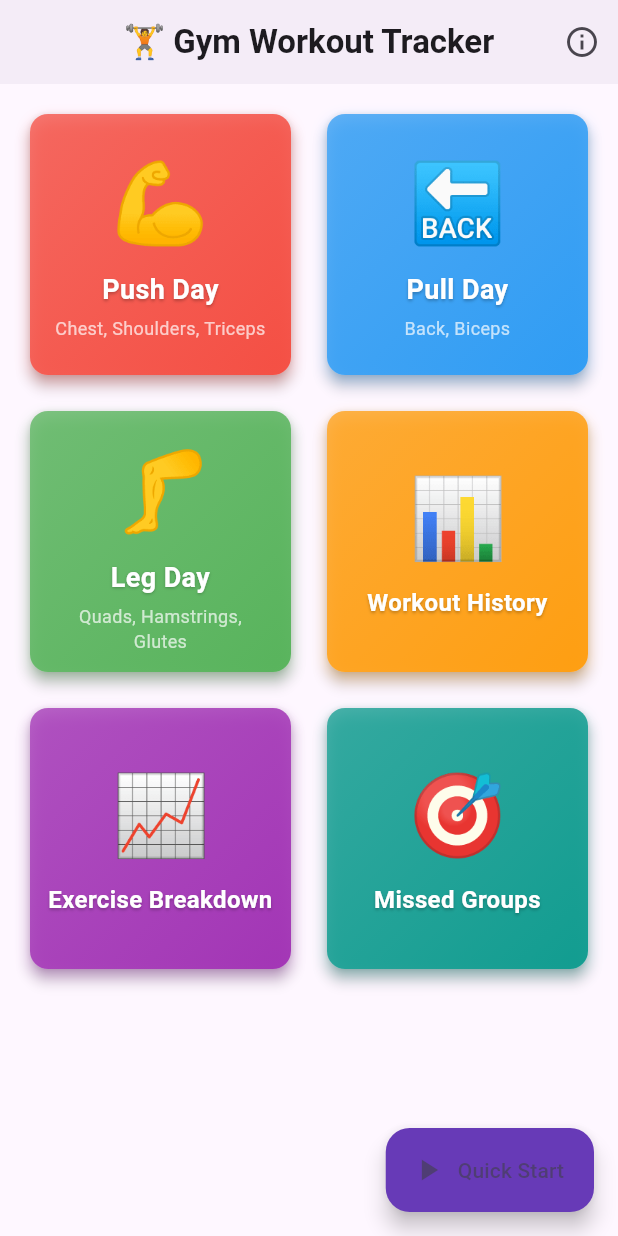
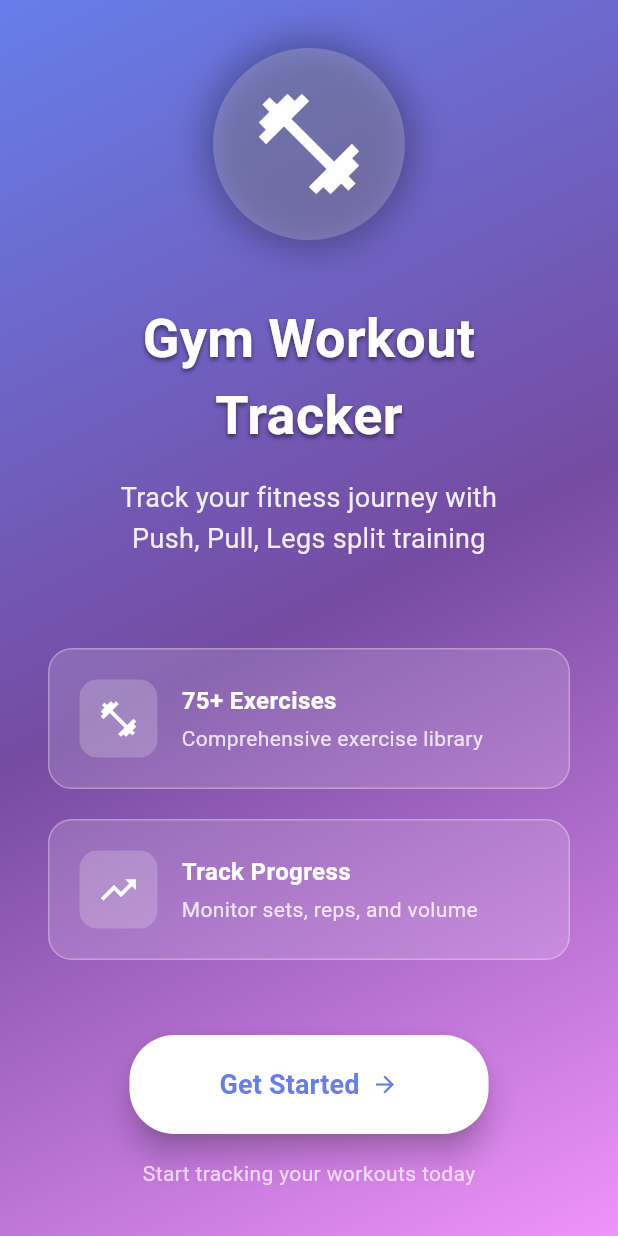
Before and after one commit to Splashdamage115/gym-workout-tracker, a Flutter app: the screen it shows after launch, on a phone screen of 412 x 824 dp. Run offline on Flutter 3.47's test engine with Material 3 defaults, Android fonts, the phone set to English and light mode, and no system bars; our stand-ins replace shared_preferences.

Commit message:
Add welcome screen, expand exercise library to 75+ exercises, improve UI contrast
Co-authored-by: Splashdamage115 <124636547+Splashdamage115@users.noreply.github.com>

```diff
--- a/flutter_app/lib/main.dart
+++ b/flutter_app/lib/main.dart
@@ -1,5 +1,5 @@
 import 'package:flutter/material.dart';
-import 'screens/home_screen.dart';
+import 'screens/welcome_screen.dart';
 
 void main() {
   runApp(const MyApp());
@@ -15,40 +15,91 @@ class MyApp extends StatelessWidget {
       debugShowCheckedModeBanner: false,
       theme: ThemeData(
         colorScheme: ColorScheme.fromSeed(
-          seedColor: Colors.deepPurple,
+          seedColor: const Color(0xFF667EEA),
           brightness: Brightness.light,
+          primary: const Color(0xFF667EEA),
+          secondary: const Color(0xFF764BA2),
         ),
         useMaterial3: true,
         appBarTheme: const AppBarTheme(
           centerTitle: true,
           elevation: 2,
+          backgroundColor: Color(0xFF667EEA),
+          foregroundColor: Colors.white,
         ),
         cardTheme: CardThemeData(
-          elevation: 4,
+          elevation: 6,
           shape: RoundedRectangleBorder(
-            borderRadius: BorderRadius.circular(12),
+            borderRadius: BorderRadius.circular(16),
           ),
+          shadowColor: Colors.black.withOpacity(0.2),
+        ),
+        elevatedButtonTheme: ElevatedButtonThemeData(
+          style: ElevatedButton.styleFrom(
+            elevation: 4,
+            padding: const EdgeInsets.symmetric(horizontal: 24, vertical: 16),
+            shape: RoundedRectangleBorder(
+              borderRadius: BorderRadius.circular(12),
+            ),
+          ),
+        ),
+        floatingActionButtonTheme: const FloatingActionButtonThemeData(
+          elevation: 6,
+        ),
+        // Increased contrast for text
+        textTheme: const TextTheme(
+          bodyLarge: TextStyle(color: Color(0xFF212121)),
+          bodyMedium: TextStyle(color: Color(0xFF424242)),
+          titleLarge: TextStyle(color: Color(0xFF212121), fontWeight: FontWeight.bold),
+          titleMedium: TextStyle(color: Color(0xFF424242), fontWeight: FontWeight.w600),
         ),
       ),
       darkTheme: ThemeData(
         colorScheme: ColorScheme.fromSeed(
-          seedColor: Colors.deepPurple,
+          seedColor: const Color(0xFF764BA2),
           brightness: Brightness.dark,
+          primary: const Color(0xFF764BA2),
+          secondary: const Color(0xFF667EEA),
+          surface: const Color(0xFF1A1A2E),
+          background: const Color(0xFF16213E),
         ),
         useMaterial3: true,
         appBarTheme: const AppBarTheme(
           centerTitle: true,
           elevation: 2,
+          backgroundColor: Color(0xFF1A1A2E),
+          foregroundColor: Colors.white,
         ),
         cardTheme: CardThemeData(
-          elevation: 4,
+          elevation: 8,
           shape: RoundedRectangleBorder(
-            borderRadius: BorderRadius.circular(12),
+            borderRadius: BorderRadius.circular(16),
           ),
+          color: const Color(0xFF1A1A2E),
+          shadowColor: Colors.black.withOpacity(0.5),
+        ),
+        elevatedButtonTheme: ElevatedButtonThemeData(
+          style: ElevatedButton.styleFrom(
+            elevation: 6,
+            padding: const EdgeInsets.symmetric(horizontal: 24, vertical: 16),
+            shape: RoundedRectangleBorder(
+              borderRadius: BorderRadius.circular(12),
+            ),
+          ),
+        ),
+        floatingActionButtonTheme: const FloatingActionButtonThemeData(
+          elevation: 8,
+        ),
+        // Increased contrast for dark mode text
+        textTheme: const TextTheme(
+          bodyLarge: TextStyle(color: Color(0xFFE0E0E0)),
+          bodyMedium: TextStyle(color: Color(0xFFBDBDBD)),
+          titleLarge: TextStyle(color: Color(0xFFFFFFFF), fontWeight: FontWeight.bold),
+          titleMedium: TextStyle(color: Color(0xFFE0E0E0), fontWeight: FontWeight.w600),
         ),
       ),
       themeMode: ThemeMode.system,
-      home: const HomeScreen(),
+      home: const WelcomeScreen(),
     );
   }
 }
--- a/flutter_app/lib/models/exercise_database.dart
+++ b/flutter_app/lib/models/exercise_database.dart
@@ -3,40 +3,96 @@ import 'workout_models.dart';
 class ExerciseDatabase {
   static final Map<String, List<Exercise>> exercises = {
     'push': [
+      // Chest exercises
       Exercise(name: 'Push-ups', muscleGroup: 'Chest', workoutType: 'push'),
       Exercise(name: 'Bench Press', muscleGroup: 'Chest', workoutType: 'push'),
       Exercise(name: 'Incline Bench Press', muscleGroup: 'Chest', workoutType: 'push'),
+      Exercise(name: 'Decline Bench Press', muscleGroup: 'Chest', workoutType: 'push'),
       Exercise(name: 'Chest Fly', muscleGroup: 'Chest', workoutType: 'push'),
+      Exercise(name: 'Cable Crossover', muscleGroup: 'Chest', workoutType: 'push'),
+      Exercise(name: 'Dumbbell Press', muscleGroup: 'Chest', workoutType: 'push'),
+      Exercise(name: 'Incline Dumbbell Press', muscleGroup: 'Chest', workoutType: 'push'),
+      Exercise(name: 'Pec Deck', muscleGroup: 'Chest', workoutType: 'push'),
+      // Shoulder exercises
       Exercise(name: 'Shoulder Press', muscleGroup: 'Shoulders', workoutType: 'push'),
+      Exercise(name: 'Military Press', muscleGroup: 'Shoulders', workoutType: 'push'),
+      Exercise(name: 'Arnold Press', muscleGroup: 'Shoulders', workoutType: 'push'),
       Exercise(name: 'Lateral Raises', muscleGroup: 'Shoulders', workoutType: 'push'),
       Exercise(name: 'Front Raises', muscleGroup: 'Shoulders', workoutType: 'push'),
+      Exercise(name: 'Rear Delt Fly', muscleGroup: 'Shoulders', workoutType: 'push'),
+      Exercise(name: 'Overhead Press', muscleGroup: 'Shoulders', workoutType: 'push'),
+      Exercise(name: 'Upright Row', muscleGroup: 'Shoulders', workoutType: 'push'),
+      Exercise(name: 'Shrugs', muscleGroup: 'Shoulders', workoutType: 'push'),
+      // Tricep exercises
       Exercise(name: 'Tricep Dips', muscleGroup: 'Triceps', workoutType: 'push'),
       Exercise(name: 'Tricep Extensions', muscleGroup: 'Triceps', workoutType: 'push'),
-      Exercise(name: 'Overhead Press', muscleGroup: 'Shoulders', workoutType: 'push'),
+      Exercise(name: 'Overhead Tricep Extension', muscleGroup: 'Triceps', workoutType: 'push'),
+      Exercise(name: 'Skull Crushers', muscleGroup: 'Triceps', workoutType: 'push'),
+      Exercise(name: 'Tricep Pushdown', muscleGroup: 'Triceps', workoutType: 'push'),
+      Exercise(name: 'Close-Grip Bench Press', muscleGroup: 'Triceps', workoutType: 'push'),
+      Exercise(name: 'Diamond Push-ups', muscleGroup: 'Triceps', workoutType: 'push'),
     ],
     'pull': [
+      // Back exercises
       Exercise(name: 'Pull-ups', muscleGroup: 'Back', workoutType: 'pull'),
       Exercise(name: 'Chin-ups', muscleGroup: 'Back', workoutType: 'pull'),
       Exercise(name: 'Barbell Rows', muscleGroup: 'Back', workoutType: 'pull'),
       Exercise(name: 'Dumbbell Rows', muscleGroup: 'Back', workoutType: 'pull'),
+      Exercise(name: 'T-Bar Rows', muscleGroup: 'Back', workoutType: 'pull'),
       Exercise(name: 'Lat Pulldown', muscleGroup: 'Back', workoutType: 'pull'),
+      Exercise(name: 'Cable Rows', muscleGroup: 'Back', workoutType: 'pull'),
       Exercise(name: 'Face Pulls', muscleGroup: 'Back', workoutType: 'pull'),
+      Exercise(name: 'Deadlift', muscleGroup: 'Back', workoutType: 'pull'),
+      Exercise(name: 'Romanian Deadlift', muscleGroup: 'Back', workoutType: 'pull'),
+      Exercise(name: 'Rack Pulls', muscleGroup: 'Back', workoutType: 'pull'),
+      Exercise(name: 'Hyperextensions', muscleGroup: 'Back', workoutType: 'pull'),
+      Exercise(name: 'Straight Arm Pulldown', muscleGroup: 'Back', workoutType: 'pull'),
+      Exercise(name: 'Inverted Rows', muscleGroup: 'Back', workoutType: 'pull'),
+      // Bicep exercises
       Exercise(name: 'Bicep Curls', muscleGroup: 'Biceps', workoutType: 'pull'),
       Exercise(name: 'Hammer Curls', muscleGroup: 'Biceps', workoutType: 'pull'),
       Exercise(name: 'Preacher Curls', muscleGroup: 'Biceps', workoutType: 'pull'),
-      Exercise(name: 'Deadlift', muscleGroup: 'Back', workoutType: 'pull'),
+      Exercise(name: 'Concentration Curls', muscleGroup: 'Biceps', workoutType: 'pull'),
+      Exercise(name: 'Cable Curls', muscleGroup: 'Biceps', workoutType: 'pull'),
+      Exercise(name: 'Incline Dumbbell Curls', muscleGroup: 'Biceps', workoutType: 'pull'),
+      Exercise(name: '21s', muscleGroup: 'Biceps', workoutType: 'pull'),
+      Exercise(name: 'Zottman Curls', muscleGroup: 'Biceps', workoutType: 'pull'),
+      // Forearm exercises
+      Exercise(name: 'Wrist Curls', muscleGroup: 'Forearms', workoutType: 'pull'),
+      Exercise(name: 'Reverse Wrist Curls', muscleGroup: 'Forearms', workoutType: 'pull'),
+      Exercise(name: 'Farmers Walk', muscleGroup: 'Forearms', workoutType: 'pull'),
     ],
     'legs': [
+      // Quad exercises
       Exercise(name: 'Squats', muscleGroup: 'Quads', workoutType: 'legs'),
+      Exercise(name: 'Front Squats', muscleGroup: 'Quads', workoutType: 'legs'),
       Exercise(name: 'Leg Press', muscleGroup: 'Quads', workoutType: 'legs'),
+      Exercise(name: 'Hack Squats', muscleGroup: 'Quads', workoutType: 'legs'),
       Exercise(name: 'Lunges', muscleGroup: 'Quads', workoutType: 'legs'),
+      Exercise(name: 'Walking Lunges', muscleGroup: 'Quads', workoutType: 'legs'),
       Exercise(name: 'Leg Extensions', muscleGroup: 'Quads', workoutType: 'legs'),
+      Exercise(name: 'Bulgarian Split Squats', muscleGroup: 'Quads', workoutType: 'legs'),
+      Exercise(name: 'Goblet Squats', muscleGroup: 'Quads', workoutType: 'legs'),
+      Exercise(name: 'Step-ups', muscleGroup: 'Quads', workoutType: 'legs'),
+      // Hamstring exercises
       Exercise(name: 'Romanian Deadlift', muscleGroup: 'Hamstrings', workoutType: 'legs'),
+      Exercise(name: 'Stiff-Leg Deadlift', muscleGroup: 'Hamstrings', workoutType: 'legs'),
       Exercise(name: 'Leg Curls', muscleGroup: 'Hamstrings', workoutType: 'legs'),
+      Exercise(name: 'Seated Leg Curls', muscleGroup: 'Hamstrings', workoutType: 'legs'),
+      Exercise(name: 'Good Mornings', muscleGroup: 'Hamstrings', workoutType: 'legs'),
+      Exercise(name: 'Nordic Curls', muscleGroup: 'Hamstrings', workoutType: 'legs'),
+      // Glute exercises
+      Exercise(name: 'Hip Thrusts', muscleGroup: 'Glutes', workoutType: 'legs'),
+      Exercise(name: 'Glute Bridge', muscleGroup: 'Glutes', workoutType: 'legs'),
+      Exercise(name: 'Cable Kickbacks', muscleGroup: 'Glutes', workoutType: 'legs'),
+      Exercise(name: 'Leg Abduction', muscleGroup: 'Glutes', workoutType: 'legs'),
+      Exercise(name: 'Donkey Kicks', muscleGroup: 'Glutes', workoutType: 'legs'),
+      Exercise(name: 'Fire Hydrants', muscleGroup: 'Glutes', workoutType: 'legs'),
+      // Calf exercises
       Exercise(name: 'Calf Raises', muscleGroup: 'Calves', workoutType: 'legs'),
-      Exercise(name: 'Bulgarian Split Squats', muscleGroup: 'Quads', workoutType: 'legs'),
-      Exercise(name: 'Hip Thrusts', muscleGroup: 'Glutes', workoutType: 'legs'),
-      Exercise(name: 'Leg Abduction', muscleGroup: 'Glutes', workoutType: 'legs'),
+      Exercise(name: 'Seated Calf Raises', muscleGroup: 'Calves', workoutType: 'legs'),
+      Exercise(name: 'Donkey Calf Raises', muscleGroup: 'Calves', workoutType: 'legs'),
+      Exercise(name: 'Single-Leg Calf Raises', muscleGroup: 'Calves', workoutType: 'legs'),
     ],
   };
 
@@ -53,4 +109,12 @@ class ExerciseDatabase {
     });
     return muscleGroups;
   }
+
+  static int getTotalExerciseCount() {
+    return exercises.values.fold(0, (sum, list) => sum + list.length);
+  }
+
+  static Map<String, int> getExerciseCountByType() {
+    return exercises.map((key, value) => MapEntry(key, value.length));
+  }
 }
--- /dev/null
+++ b/flutter_app/lib/screens/welcome_screen.dart
@@ -0,0 +1,304 @@
+import 'package:flutter/material.dart';
+import 'package:shared_preferences/shared_preferences.dart';
+import 'home_screen.dart';
+
+class WelcomeScreen extends StatefulWidget {
+  const WelcomeScreen({super.key});
+
+  @override
+  State<WelcomeScreen> createState() => _WelcomeScreenState();
+}
+
+class _WelcomeScreenState extends State<WelcomeScreen> with SingleTickerProviderStateMixin {
+  late AnimationController _controller;
+  late Animation<double> _fadeAnimation;
+  late Animation<Offset> _slideAnimation;
+
+  @override
+  void initState() {
+    super.initState();
+    _controller = AnimationController(
+      duration: const Duration(milliseconds: 1200),
+      vsync: this,
+    );
+
+    _fadeAnimation = Tween<double>(begin: 0.0, end: 1.0).animate(
+      CurvedAnimation(parent: _controller, curve: Curves.easeIn),
+    );
+
+    _slideAnimation = Tween<Offset>(
+      begin: const Offset(0, 0.2),
+      end: Offset.zero,
+    ).animate(CurvedAnimation(parent: _controller, curve: Curves.easeOutCubic));
+
+    _controller.forward();
+    _checkFirstTime();
+  }
+
+  Future<void> _checkFirstTime() async {
+    final prefs = await SharedPreferences.getInstance();
+    final hasSeenWelcome = prefs.getBool('has_seen_welcome') ?? false;
+
+    if (hasSeenWelcome && mounted) {
+      // Skip welcome screen after 1 second
+      await Future.delayed(const Duration(seconds: 1));
+      if (mounted) {
+        Navigator.of(context).pushReplacement(
+          MaterialPageRoute(builder: (_) => const HomeScreen()),
+        );
+      }
+    }
+  }
+
+  Future<void> _completeWelcome() async {
+    final prefs = await SharedPreferences.getInstance();
+    await prefs.setBool('has_seen_welcome', true);
+
+    if (mounted) {
+      Navigator.of(context).pushReplacement(
+        PageRouteBuilder(
+          pageBuilder: (context, animation, secondaryAnimation) => const HomeScreen(),
+          transitionsBuilder: (context, animation, secondaryAnimation, child) {
+            return FadeTransition(opacity: animation, child: child);
+          },
+          transitionDuration: const Duration(milliseconds: 600),
+        ),
+      );
+    }
+  }
+
+  @override
+  void dispose() {
+    _controller.dispose();
+    super.dispose();
+  }
+
+  @override
+  Widget build(BuildContext context) {
+    final theme = Theme.of(context);
+    final isDark = theme.brightness == Brightness.dark;
+
+    return Scaffold(
+      body: Container(
+        decoration: BoxDecoration(
+          gradient: LinearGradient(
+            begin: Alignment.topLeft,
+            end: Alignment.bottomRight,
+            colors: isDark
+                ? [
+                    const Color(0xFF1A1A2E),
+                    const Color(0xFF16213E),
+                    const Color(0xFF0F3460),
+                  ]
+                : [
+                    const Color(0xFF667EEA),
+                    const Color(0xFF764BA2),
+                    const Color(0xFFF093FB),
+                  ],
+          ),
+        ),
+        child: SafeArea(
+          child: FadeTransition(
+            opacity: _fadeAnimation,
+            child: SlideTransition(
+              position: _slideAnimation,
+              child: Column(
+                children: [
+                  Expanded(
+                    child: Center(
+                      child: SingleChildScrollView(
+                        padding: const EdgeInsets.all(32.0),
+                        child: Column(
+                          mainAxisAlignment: MainAxisAlignment.center,
+                          children: [
+                            // Logo/Icon
+                            Container(
+                              padding: const EdgeInsets.all(24),
+                              decoration: BoxDecoration(
+                                color: Colors.white.withOpacity(0.2),
+                                shape: BoxShape.circle,
+                                boxShadow: [
+                                  BoxShadow(
+                                    color: Colors.black.withOpacity(0.3),
+                                    blurRadius: 20,
+                                    spreadRadius: 5,
+                                  ),
+                                ],
+                              ),
+                              child: const Icon(
+                                Icons.fitness_center,
+                                size: 80,
+                                color: Colors.white,
+                              ),
+                            ),
+                            const SizedBox(height: 40),
+
+                            // Title
+                            Text(
+                              'Gym Workout Tracker',
+                              style: TextStyle(
+                                fontSize: 36,
+                                fontWeight: FontWeight.bold,
+                                color: Colors.white,
+                                shadows: [
+                                  Shadow(
+                                    color: Colors.black.withOpacity(0.5),
+                                    offset: const Offset(0, 2),
+                                    blurRadius: 4,
+                                  ),
+                                ],
+                              ),
+                              textAlign: TextAlign.center,
+                            ),
+                            const SizedBox(height: 16),
+
+                            // Subtitle
+                            Text(
+                              'Track your fitness journey with\nPush, Pull, Legs split training',
+                              style: TextStyle(
+                                fontSize: 18,
+                                color: Colors.white.withOpacity(0.9),
+                                height: 1.5,
+                              ),
+                              textAlign: TextAlign.center,
+                            ),
+                            const SizedBox(height: 60),
+
+                            // Features
+                            _buildFeatureItem(
+                              Icons.fitness_center,
+                              '75+ Exercises',
+                              'Comprehensive exercise library',
+                            ),
+                            const SizedBox(height: 20),
+                            _buildFeatureItem(
+                              Icons.trending_up,
+                              'Track Progress',
+                              'Monitor sets, reps, and volume',
+                            ),
+                            const SizedBox(height: 20),
+                            _buildFeatureItem(
+                              Icons.calendar_today,
+                              'History & Analytics',
+                              'Review and analyze your workouts',
+                            ),
+                            const SizedBox(height: 20),
+                            _buildFeatureItem(
+                              Icons.insights,
+                              'Muscle Group Tracking',
+                              'Never miss a muscle group',
+                            ),
+                          ],
+                        ),
+                      ),
+                    ),
+                  ),
+
+                  // Get Started Button
+                  Padding(
+                    padding: const EdgeInsets.all(32.0),
+                    child: Column(
+                      children: [
+                        ElevatedButton(
+                          onPressed: _completeWelcome,
+                          style: ElevatedButton.styleFrom(
+                            backgroundColor: Colors.white,
+                            foregroundColor: theme.primaryColor,
+                            padding: const EdgeInsets.symmetric(
+                              horizontal: 60,
+                              vertical: 20,
+                            ),
+                            shape: RoundedRectangleBorder(
+                              borderRadius: BorderRadius.circular(30),
+                            ),
+                            elevation: 8,
+                          ),
+                          child: const Row(
+                            mainAxisSize: MainAxisSize.min,
+                            children: [
+                              Text(
+                                'Get Started',
+                                style: TextStyle(
+                                  fontSize: 18,
+                                  fontWeight: FontWeight.bold,
+                                ),
+                              ),
+                              SizedBox(width: 8),
+                              Icon(Icons.arrow_forward),
+                            ],
+                          ),
+                        ),
+                        const SizedBox(height: 16),
+                        Text(
+                          'Start tracking your workouts today',
+                          style: TextStyle(
+                            color: Colors.white.withOpacity(0.7),
+                            fontSize: 14,
+                          ),
+                        ),
+                      ],
+                    ),
+                  ),
+                ],
+              ),
+            ),
+          ),
+        ),
+      ),
+    );
+  }
+
+  Widget _buildFeatureItem(IconData icon, String title, String description) {
+    return Container(
+      padding: const EdgeInsets.all(20),
+      decoration: BoxDecoration(
+        color: Colors.white.withOpacity(0.15),
+        borderRadius: BorderRadius.circular(16),
+        border: Border.all(
+          color: Colors.white.withOpacity(0.3),
+          width: 1,
+        ),
+      ),
+      child: Row(
+        children: [
+          Container(
+            padding: const EdgeInsets.all(12),
+            decoration: BoxDecoration(
+              color: Colors.white.withOpacity(0.2),
+              borderRadius: BorderRadius.circular(12),
+            ),
+            child: Icon(
+              icon,
+              color: Colors.white,
+              size: 28,
+            ),
+          ),
+          const SizedBox(width: 16),
+          Expanded(
+            child: Column(
+              crossAxisAlignment: CrossAxisAlignment.start,
+              children: [
+                Text(
+                  title,
+                  style: const TextStyle(
+                    fontSize: 16,
+                    fontWeight: FontWeight.bold,
+                    color: Colors.white,
+                  ),
+                ),
+                const SizedBox(height: 4),
+                Text(
+                  description,
+                  style: TextStyle(
+                    fontSize: 14,
+                    color: Colors.white.withOpacity(0.8),
+                  ),
+                ),
+              ],
+            ),
+          ),
+        ],
+      ),
+    );
+  }
+}
--- a/flutter_app/pubspec.yaml
+++ b/flutter_app/pubspec.yaml
@@ -20,3 +20,9 @@ dev_dependencies:
 
 flutter:
   uses-material-design: true
+
+  # Fonts configuration to handle emoji and special characters
+  fonts:
+    - family: Roboto
+      fonts:
+        - asset: packages/flutter/assets/fonts/MaterialIcons-Regular.otf
```
Also changed, not shown: 1 other file.
